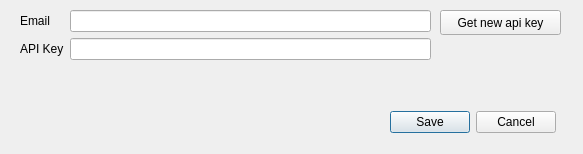
Qt form ImaerPlugin/configuration_dlg.ui (opengeogroep/AERIUS-QGIS-plugins) before a commit.
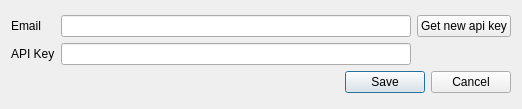
The same form after that commit.

Commit message: improved connect dialog scaling

The edit to the form file:
```diff
--- a/ImaerPlugin/configuration_dlg.ui
+++ b/ImaerPlugin/configuration_dlg.ui
@@ -6,75 +6,61 @@
    <rect>
     <x>0</x>
     <y>0</y>
-    <width>583</width>
-    <height>154</height>
+    <width>522</width>
+    <height>109</height>
    </rect>
   </property>
   <property name="windowTitle">
    <string>IMAER Configuration</string>
   </property>
-  <widget class="QWidget" name="formLayoutWidget">
-   <property name="geometry">
-    <rect>
-     <x>20</x>
-     <y>10</y>
-     <width>411</width>
-     <height>91</height>
-    </rect>
-   </property>
-   <layout class="QFormLayout" name="formLayout">
-    <item row="1" column="0">
-     <widget class="QLabel" name="label_email">
-      <property name="text">
-       <string>Email</string>
-      </property>
-     </widget>
-    </item>
+  <layout class="QGridLayout" name="gridLayout_2">
+   <item row="0" column="0">
+    <layout class="QVBoxLayout" name="verticalLayout">
+     <item>
+      <layout class="QGridLayout" name="gridLayout">
     <item row="1" column="1">
+        <widget class="QLineEdit" name="edit_key"/>
+       </item>
+       <item row="0" column="1">
      <widget class="QLineEdit" name="edit_email">
       <property name="text">
        <string/>
       </property>
      </widget>
     </item>
-    <item row="2" column="1">
-     <widget class="QLineEdit" name="edit_key"/>
-    </item>
-    <item row="2" column="0">
+       <item row="1" column="0">
      <widget class="QLabel" name="label_key">
       <property name="text">
        <string>API Key</string>
       </property>
      </widget>
     </item>
-   </layout>
-  </widget>
+       <item row="0" column="0">
+        <widget class="QLabel" name="label_email">
+         <property name="text">
+          <string>Email</string>
+         </property>
+        </widget>
+       </item>
+       <item row="0" column="2">
   <widget class="QPushButton" name="button_get_key">
-   <property name="geometry">
-    <rect>
-     <x>440</x>
-     <y>10</y>
-     <width>121</width>
-     <height>25</height>
-    </rect>
-   </property>
    <property name="text">
     <string>Get new api key</string>
    </property>
   </widget>
+       </item>
+      </layout>
+     </item>
+     <item>
   <widget class="QDialogButtonBox" name="buttonBox">
-   <property name="geometry">
-    <rect>
-     <x>390</x>
-     <y>110</y>
-     <width>166</width>
-     <height>25</height>
-    </rect>
-   </property>
    <property name="standardButtons">
     <set>QDialogButtonBox::Cancel|QDialogButtonBox::Save</set>
    </property>
   </widget>
+     </item>
+    </layout>
+   </item>
+  </layout>
  </widget>
  <resources/>
  <connections>
```
Lines whose indentation alone changed are shown as unchanged. The commit also changes 1 other file.
